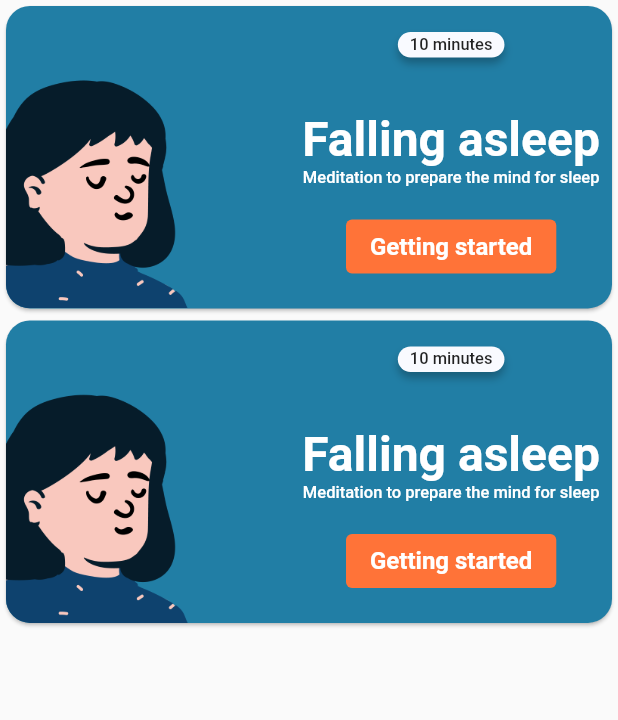
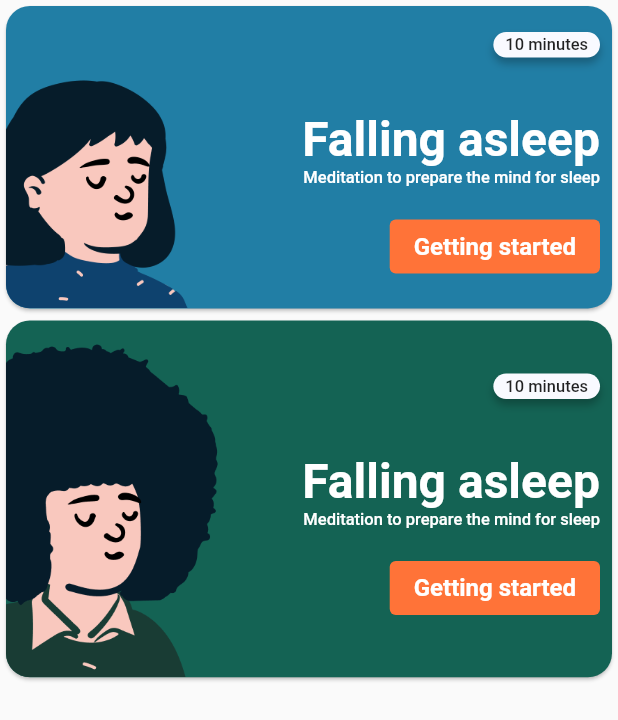
Before and after one commit to mollimoon/semedi, a Flutter app: the screen it shows after launch, on a phone screen of 412 x 824 dp. Shown: the top 720 px of the screen. Run offline on Flutter 3.47's test engine with Material 2 defaults, Android fonts, the phone set to English and light mode, and no system bars; our stand-ins replace google_fonts; Roboto replaces fonts that are missing (Dosis).

Commit message:
changed cards

```diff
--- a/lib/card_element.dart
+++ b/lib/card_element.dart
@@ -3,9 +3,17 @@ import 'package:google_fonts/google_fonts.dart';
 
 class CardWidget extends StatelessWidget {
   final bool isSelected;
+  final String image;
+  final Color backgroundColor;
+  final String textTitle;
+  final String textTime;
 
   CardWidget({
    this.isSelected = false,
+    this.image,
+    this.backgroundColor,
+    this.textTitle,
+    this.textTime,
 });
 
 
@@ -15,21 +23,20 @@ class CardWidget extends StatelessWidget {
       shape: RoundedRectangleBorder(
         borderRadius: BorderRadius.circular(16.0),
       ),
-      color: Color(0xFF217ea5),
+      color: backgroundColor,
       child: Row(
         children: [
           Expanded(
             child: ClipRRect(
               borderRadius: BorderRadius.circular(16.0),
-                child: Image.asset('images/peep_blue.png'),),
+                child: Image.asset(image),),
           ),
           Padding(
             padding: const EdgeInsets.all(8.0),
             child: Column(
-              // crossAxisAlignment: CrossAxisAlignment.end, //УБРАЛА ЭТО
+              crossAxisAlignment: CrossAxisAlignment.end,
               children: [
                 Container(
-                  // alignment: Alignment.topRight,
                   padding: EdgeInsets.symmetric(vertical: 2, horizontal: 8),
                   decoration: BoxDecoration(
                       boxShadow: [
@@ -75,9 +82,7 @@ class CardWidget extends StatelessWidget {
                 SizedBox(
                   height: 15,
                 ),
-                Align(
-                  alignment: Alignment.centerRight,
-                  child: ElevatedButton(
+                ElevatedButton(
                   child: Text(
                     'Getting started',
                     style: GoogleFonts.dosis(
@@ -92,7 +97,6 @@ class CardWidget extends StatelessWidget {
                     ),
                   ),
                 ),
-                ),
               ],
             ),
           ),
--- a/lib/cards_screen.dart
+++ b/lib/cards_screen.dart
@@ -1,6 +1,7 @@
 import 'package:flutter/material.dart';
 import 'package:google_fonts/google_fonts.dart';
 import 'package:semedi/card_element.dart';
+
 
 class MusicCards extends StatelessWidget {
   @override
@@ -9,8 +10,14 @@ class MusicCards extends StatelessWidget {
       body: SingleChildScrollView(
         child: Column(
           children: [
-            CardWidget(),
-            CardWidget(),
+            CardWidget(
+              image: 'images/peep_blue.png',
+                backgroundColor: Color(0xFF217ea5),
+            ),
+            CardWidget(
+              image: 'images/peep_green.png',
+              backgroundColor: Color(0xFF146354),
+            ),
           ],
         ),
       ),
```
Lines whose indentation alone changed are shown as unchanged.
